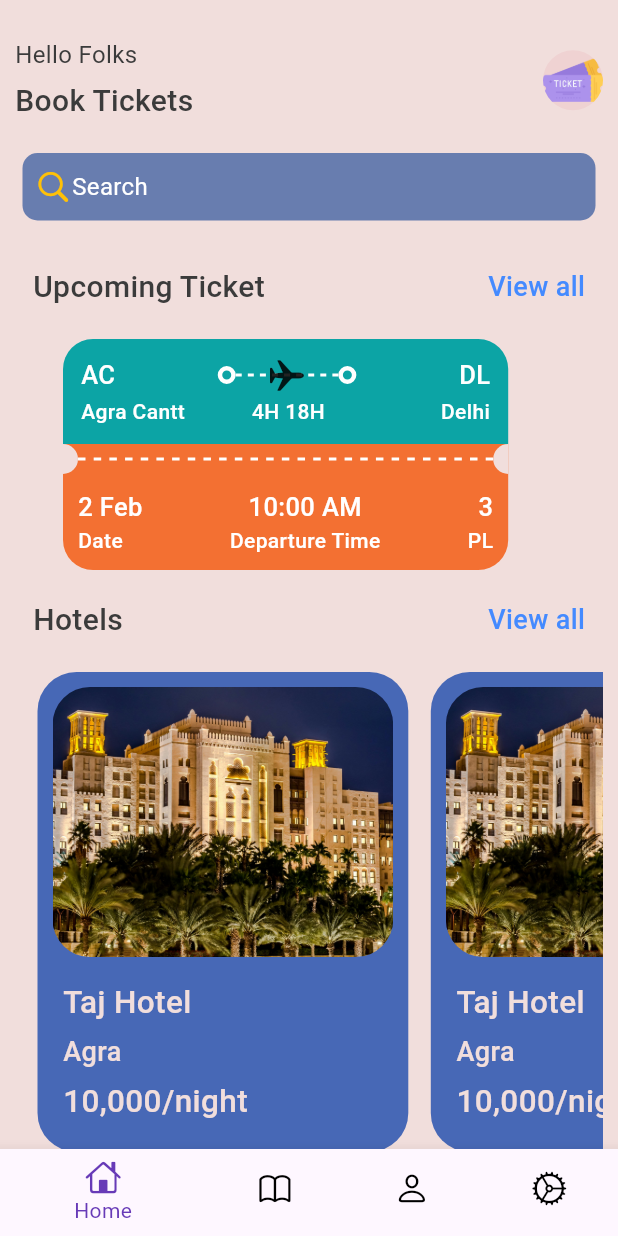
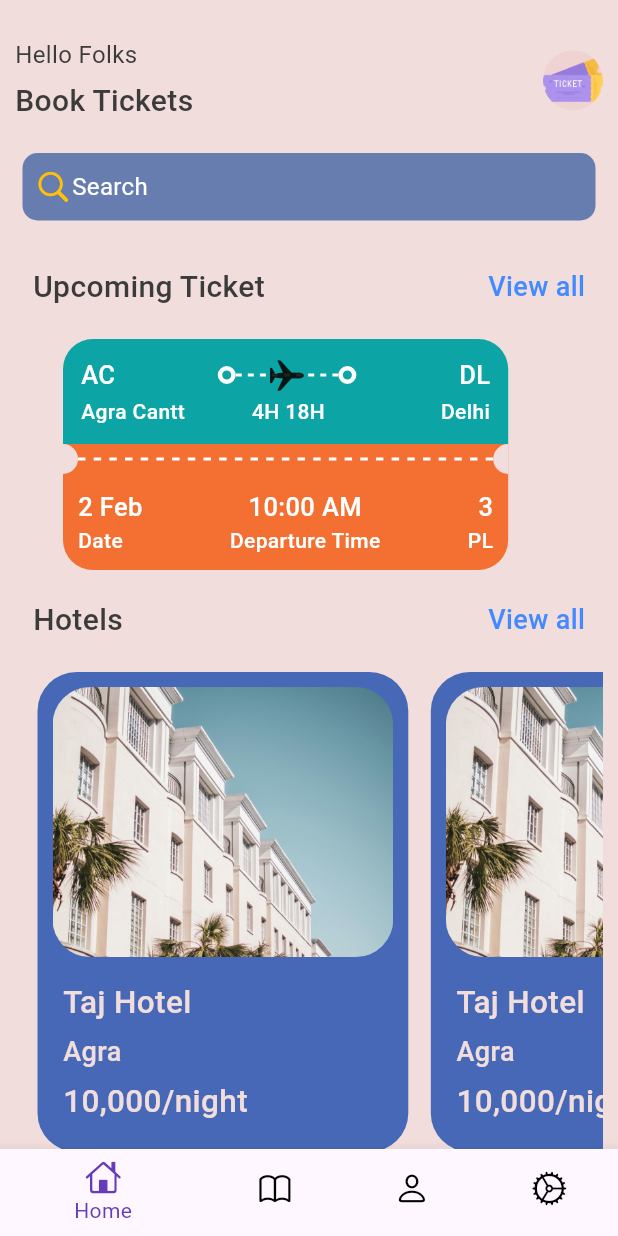
Before and after one commit to tarun1sisodia/Android-Studio-Flutter, a Flutter app: the screen it shows after launch, on a phone screen of 412 x 824 dp. Run offline on Flutter 3.47's test engine with Material 3 defaults, Android fonts, the phone set to English and light mode, and no system bars.

Commit message:
Contains images for whole projects

```diff
--- a/checkup2/lib/base/res/media.dart
+++ b/checkup2/lib/base/res/media.dart
@@ -2,10 +2,10 @@ class Media {
   static const baseimage = "assets/images";
   static const logo = "$baseimage/google.png";
   static const ticketlogo = "$baseimage/ticket.png";
-  static const hotel1 = "$baseimage/hotel1.jpg";
+  static const hotel1 = "$baseimage/hotel4.jpg";
   static const hotel2 = "$baseimage/hotel2.jpg";
   static const hotel3 = "$baseimage/hotel3.jpg";
-  static const hotel4 = "$baseimage/hotel4.jpg";
+  static const hotel4 = "$baseimage/hotel1.jpg";
   static const hotelbed1 = "$baseimage/hotel_bed1.jpg";
   static const hotelbed2 = "$baseimage/hotel_bed2.jpg";
   static const hotel_stairs = "$baseimage/hotel_stairs4.jpg";
```
